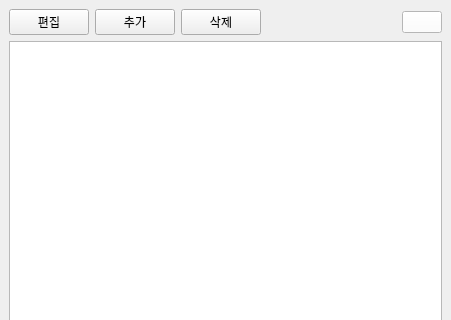
redzisu/memo-py, file view.ui: the form before one commit; both pictures show x 0 to 451 and y 0 to 320 of the 451 by 696 pixel window.
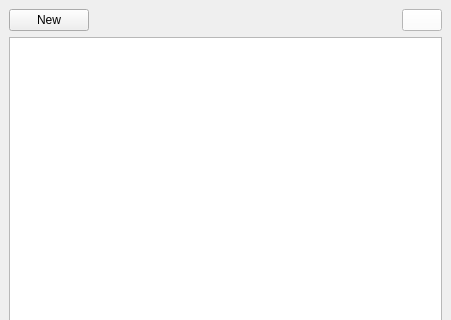
The form after the commit.

Commit message: Feat: 추가, 편집, 삭제 버튼 위치 변경 및 아이콘 사용

Diff of the .ui file:
```diff
--- a/view.ui
+++ b/view.ui
@@ -43,30 +43,10 @@
         <property name="sizeConstraint">
          <enum>QLayout::SizeConstraint::SetDefaultConstraint</enum>
         </property>
-        <item>
-         <widget class="QPushButton" name="btn_editList">
-          <property name="minimumSize">
-           <size>
-            <width>0</width>
-            <height>0</height>
-           </size>
-          </property>
-          <property name="text">
-           <string>편집</string>
-          </property>
-         </widget>
-        </item>
         <item>
          <widget class="QPushButton" name="btn_insertList">
           <property name="text">
-           <string>추가</string>
-          </property>
-         </widget>
-        </item>
-        <item>
-         <widget class="QPushButton" name="btn_deleteList">
-          <property name="text">
-           <string>삭제</string>
+           <string>New</string>
           </property>
          </widget>
         </item>
@@ -85,6 +65,18 @@
         </item>
         <item>
          <widget class="QPushButton" name="btn_topWindow">
+          <property name="sizePolicy">
+           <sizepolicy hsizetype="Minimum" vsizetype="Fixed">
+            <horstretch>0</horstretch>
+            <verstretch>0</verstretch>
+           </sizepolicy>
+          </property>
+          <property name="minimumSize">
+           <size>
+            <width>30</width>
+            <height>0</height>
+           </size>
+          </property>
           <property name="styleSheet">
            <string notr="true">background-color: rgb(255, 255, 255);</string>
           </property>
```
The commit also changes 7 other files.
